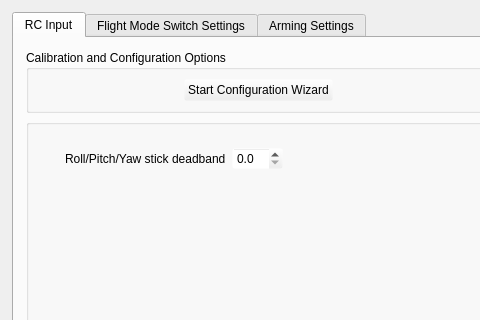
This is ground/gcs/src/plugins/config/input.ui in TauLabs/TauLabs as Qt 5 draws it before an edit; both pictures show x 0 to 480 and y 0 to 320 of the 880 by 672 pixel window. The edited form follows.
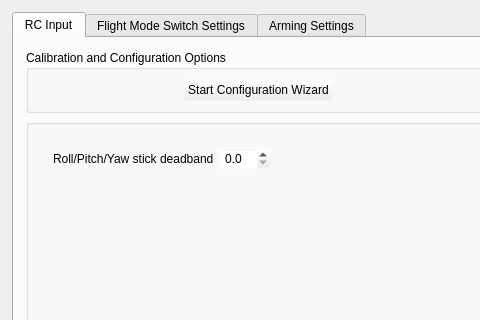
This is the edited form. Icons and pictures are not drawn.

```diff
--- a/ground/gcs/src/plugins/config/input.ui
+++ b/ground/gcs/src/plugins/config/input.ui
@@ -128,16 +128,16 @@
              </property>
              <layout class="QVBoxLayout" name="verticalLayout_6">
               <property name="leftMargin">
-               <number>12</number>
+               <number>0</number>
               </property>
               <property name="topMargin">
                <number>0</number>
               </property>
               <property name="rightMargin">
-               <number>12</number>
+               <number>0</number>
               </property>
               <property name="bottomMargin">
-               <number>0</number>
+               <number>12</number>
               </property>
               <item>
                <widget class="QStackedWidget" name="stackedWidget">
```
